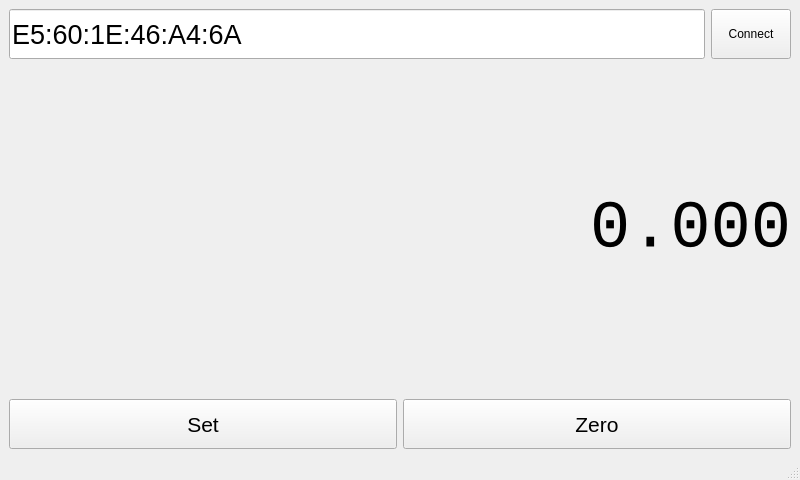
First picture: the form in main_window.ui, repository siyka-au/qtdro, before the edit.
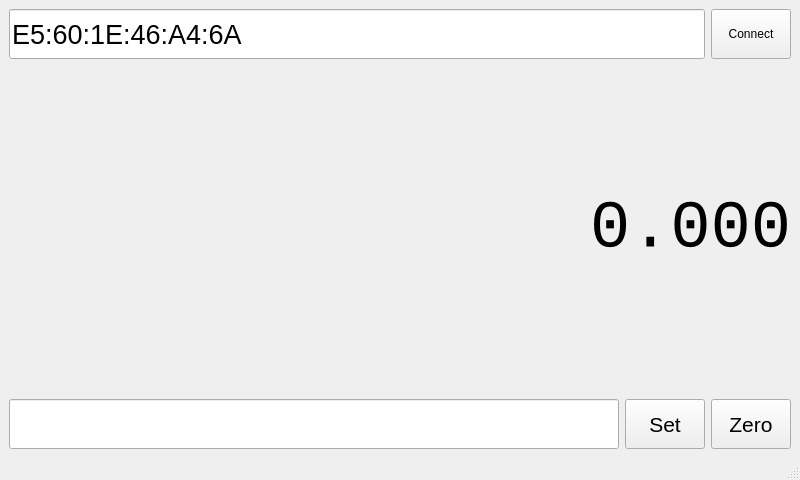
Second picture: the form after the edit. Custom widgets are drawn as their Qt base class.

Diff of the .ui file:
```diff
--- a/main_window.ui
+++ b/main_window.ui
@@ -118,6 +118,16 @@
       </item>
       <item>
        <layout class="QHBoxLayout" name="horizontalLayoutButton">
+        <item>
+         <widget class="QLineEdit" name="lineEditSetPosition">
+          <property name="minimumSize">
+           <size>
+            <width>0</width>
+            <height>50</height>
+           </size>
+          </property>
+         </widget>
+        </item>
         <item>
          <widget class="QPushButton" name="pushButtonSet">
           <property name="sizePolicy">
```
